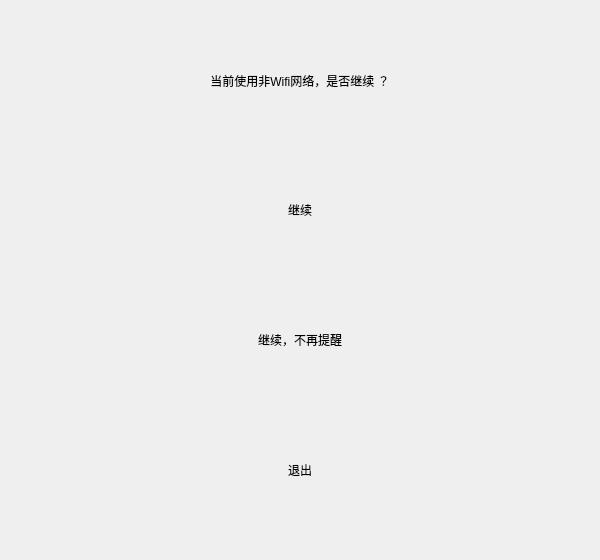
First picture: the form in src/XMusic/networkTipDlg.ui, repository 1028417/XMusic, before the edit.
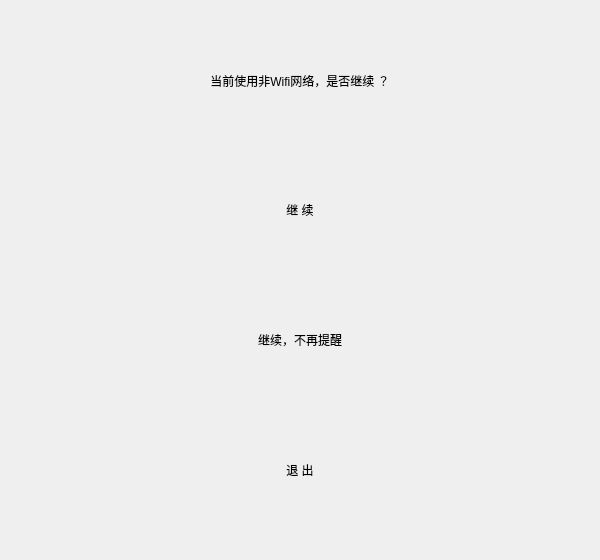
Second picture: the form after the edit. Custom widgets are drawn as their Qt base class.

Patch:
```diff
--- a/src/XMusic/networkTipDlg.ui
+++ b/src/XMusic/networkTipDlg.ui
@@ -39,7 +39,7 @@
     </rect>
    </property>
    <property name="text">
-    <string>继续</string>
+    <string>继 续</string>
    </property>
    <property name="alignment">
     <set>Qt::AlignCenter</set>
@@ -71,7 +71,7 @@
     </rect>
    </property>
    <property name="text">
-    <string>退出</string>
+    <string>退 出</string>
    </property>
    <property name="alignment">
     <set>Qt::AlignCenter</set>
```
